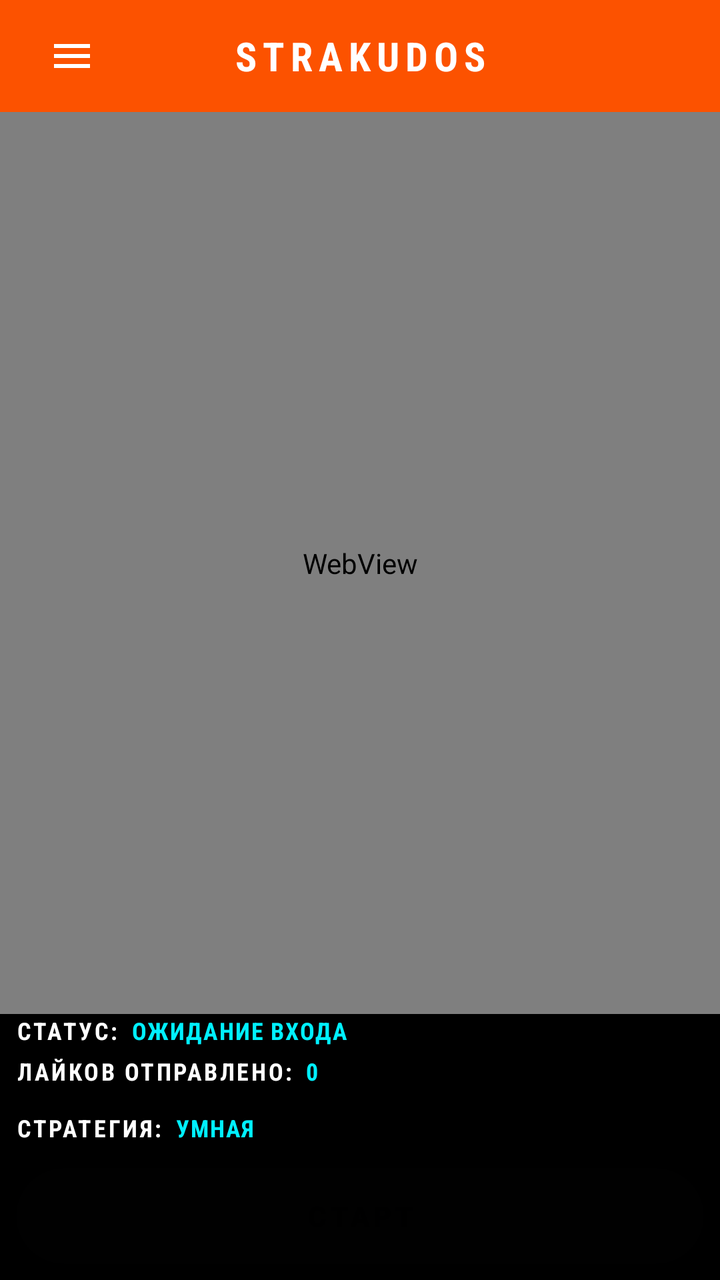
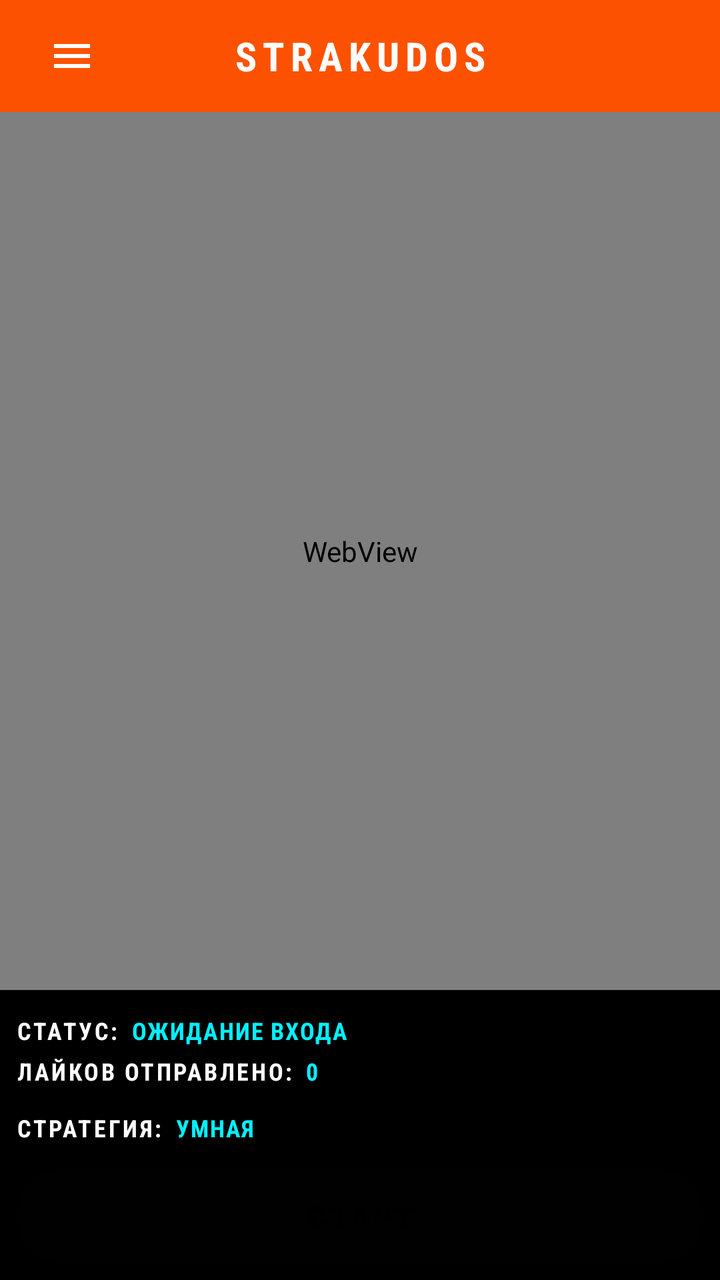

Two renders of the same Android screen: before a commit and after it. Below are the layout's source before the change and the commit's diff.
<!-- AndroidManifest.xml: application theme Theme.StravaKudos -->
<!-- res/layout/activity_main.xml -->
<?xml version="1.0" encoding="utf-8"?>
<androidx.drawerlayout.widget.DrawerLayout
    xmlns:android="http://schemas.android.com/apk/res/android"
    xmlns:app="http://schemas.android.com/apk/res-auto"
    android:id="@+id/drawerLayout"
    android:layout_width="match_parent"
    android:layout_height="match_parent"
    android:background="#000000">

    
    <LinearLayout
        android:layout_width="match_parent"
        android:layout_height="match_parent"
        android:orientation="vertical"
        android:background="#000000">

        
        <LinearLayout
            android:layout_width="match_parent"
            android:layout_height="56dp"
            android:orientation="horizontal"
            android:gravity="center_vertical"
            android:background="#FC5200"
            android:paddingStart="16dp"
            android:paddingEnd="16dp">

            <ImageButton
                android:id="@+id/btnMenu"
                android:layout_width="40dp"
                android:layout_height="40dp"
                android:background="?android:attr/selectableItemBackgroundBorderless"
                android:src="@drawable/ic_menu"
                android:tint="#FFFFFF"
                android:padding="8dp" />

            <TextView
                android:layout_width="0dp"
                android:layout_height="wrap_content"
                android:layout_weight="1"
                android:text="STRAKUDOS"
                android:textColor="#FFFFFF"
                android:textStyle="bold"
                android:textSize="20sp"
                android:gravity="center"
                android:fontFamily="sans-serif-condensed"
                android:letterSpacing="0.15" />

            <View
                android:layout_width="40dp"
                android:layout_height="40dp" />
        </LinearLayout>

        
        <LinearLayout
            android:layout_width="match_parent"
            android:layout_height="0dp"
            android:layout_weight="1"
            android:orientation="vertical">

        
        <FrameLayout
            android:layout_width="match_parent"
            android:layout_height="0dp"
            android:layout_weight="1">

            <android.webkit.WebView
                android:id="@+id/webView"
                android:layout_width="match_parent"
                android:layout_height="match_parent" />

            <View
                android:id="@+id/touchOverlay"
                android:layout_width="match_parent"
                android:layout_height="match_parent"
                android:background="#2200F0FF"
                android:visibility="gone"
                android:clickable="true"
                android:focusable="true" />
        </FrameLayout>

        
        <LinearLayout
            android:layout_width="match_parent"
            android:layout_height="wrap_content"
            android:orientation="vertical"
            android:layout_marginStart="8dp"
            android:layout_marginEnd="8dp"
            android:layout_marginBottom="8dp">

            
            <LinearLayout
                android:layout_width="match_parent"
                android:layout_height="wrap_content"
                android:orientation="horizontal"
                android:gravity="center_vertical"
                android:layout_marginBottom="4dp">

                <TextView
                    android:layout_width="wrap_content"
                    android:layout_height="wrap_content"
                    android:text="СТАТУС:"
                    android:textColor="#FFFFFF"
                    android:textStyle="bold"
                    android:fontFamily="sans-serif-condensed"
                    android:textSize="12sp"
                    android:letterSpacing="0.1" />

                <TextView
                    android:id="@+id/tvStatus"
                    android:layout_width="0dp"
                    android:layout_height="wrap_content"
                    android:layout_weight="1"
                    android:layout_marginStart="6dp"
                    android:text="ОЖИДАНИЕ ВХОДА"
                    android:textColor="#00F0FF"
                    android:textStyle="bold"
                    android:fontFamily="sans-serif-condensed"
                    android:textSize="12sp"
                    android:letterSpacing="0.05" />
            </LinearLayout>

            
            <LinearLayout
                android:layout_width="match_parent"
                android:layout_height="wrap_content"
                android:orientation="horizontal"
                android:gravity="center_vertical"
                android:layout_marginBottom="12dp">

                <TextView
                    android:layout_width="wrap_content"
                    android:layout_height="wrap_content"
                    android:text="ЛАЙКОВ ОТПРАВЛЕНО:"
                    android:textColor="#FFFFFF"
                    android:textStyle="bold"
                    android:fontFamily="sans-serif-condensed"
                    android:textSize="12sp"
                    android:letterSpacing="0.1" />

                <TextView
                    android:id="@+id/tvStats"
                    android:layout_width="0dp"
                    android:layout_height="wrap_content"
                    android:layout_weight="1"
                    android:layout_marginStart="6dp"
                    android:text="0"
                    android:textColor="#00F0FF"
                    android:textStyle="bold"
                    android:fontFamily="sans-serif-condensed"
                    android:textSize="12sp"
                    android:letterSpacing="0.05" />
            </LinearLayout>

            
            <LinearLayout
                android:layout_width="match_parent"
                android:layout_height="wrap_content"
                android:orientation="horizontal"
                android:gravity="center_vertical"
                android:layout_marginBottom="12dp">

                <TextView
                    android:layout_width="wrap_content"
                    android:layout_height="wrap_content"
                    android:text="СТРАТЕГИЯ:"
                    android:textColor="#FFFFFF"
                    android:textStyle="bold"
                    android:fontFamily="sans-serif-condensed"
                    android:textSize="12sp"
                    android:letterSpacing="0.1" />

                <TextView
                    android:id="@+id/tvStrategy"
                    android:layout_width="0dp"
                    android:layout_height="wrap_content"
                    android:layout_weight="1"
                    android:layout_marginStart="6dp"
                    android:text="УМНАЯ"
                    android:textColor="#00F0FF"
                    android:textStyle="bold"
                    android:fontFamily="sans-serif-condensed"
                    android:textSize="12sp"
                    android:letterSpacing="0.05" />
            </LinearLayout>

            
            <Button
                android:id="@+id/btnToggle"
                android:layout_width="match_parent"
                android:layout_height="48dp"
                android:background="@drawable/btn_primary_bg"
                android:enabled="false"
                android:alpha="0.4"
                android:text="СТАРТ"
                android:textColor="#000000"
                android:textStyle="bold"
                android:textSize="14sp"
                android:letterSpacing="0.15"
                android:padding="0dp" />
        </LinearLayout>
        </LinearLayout>
    </LinearLayout>

    
    <com.google.android.material.navigation.NavigationView
        android:id="@+id/navigationView"
        android:layout_width="280dp"
        android:layout_height="match_parent"
        android:layout_gravity="start"
        android:background="#0A0A0A"
        app:itemTextColor="#FFFFFF"
        app:itemIconTint="#FFFFFF"
        app:itemTextAppearance="@style/NavMenuText"
        app:headerLayout="@layout/nav_header"
        app:menu="@menu/nav_menu" />

</androidx.drawerlayout.widget.DrawerLayout>
<!-- res/layout/nav_header.xml (included above) -->
<?xml version="1.0" encoding="utf-8"?>
<LinearLayout xmlns:android="http://schemas.android.com/apk/res/android"
    android:layout_width="match_parent"
    android:layout_height="wrap_content"
    android:background="#0A0A0A"
    android:orientation="vertical"
    android:padding="24dp">

    <TextView
        android:layout_width="match_parent"
        android:layout_height="wrap_content"
        android:text="STRAKUDOS"
        android:textColor="#00F0FF"
        android:textStyle="bold"
        android:textSize="24sp"
        android:fontFamily="sans-serif-condensed"
        android:letterSpacing="0.15" />

    <TextView
        android:layout_width="match_parent"
        android:layout_height="wrap_content"
        android:layout_marginTop="4dp"
        android:text="Автоматизация лайков Strava"
        android:textColor="#88FFFFFF"
        android:textSize="12sp"
        android:fontFamily="sans-serif-condensed" />

    <View
        android:layout_width="match_parent"
        android:layout_height="1dp"
        android:layout_marginTop="16dp"
        android:background="#33FFFFFF" />

</LinearLayout>
<!-- resources referenced by this layout -->
<resources>
  <!-- drawable btn_primary_bg (drawable) -->
  <?xml version="1.0" encoding="utf-8"?>
  <selector xmlns:android="http://schemas.android.com/apk/res/android">
      <item android:state_enabled="false">
          <shape android:shape="rectangle">
              <solid android:color="#444444" />
              <corners android:radius="9999dp" />
          </shape>
      </item>
      <item android:state_pressed="true">
          <shape android:shape="rectangle">
              <solid android:color="#00D0E0" /> 
              <corners android:radius="9999dp" />
          </shape>
      </item>
      <item>
          <shape android:shape="rectangle">
              <solid android:color="#FFFFFF" /> 
              <corners android:radius="9999dp" />
              <stroke
                  android:width="1dp"
                  android:color="#00F0FF" /> 
          </shape>
      </item>
  </selector>
  <!-- drawable ic_menu (drawable) -->
  <?xml version="1.0" encoding="utf-8"?>
  <vector xmlns:android="http://schemas.android.com/apk/res/android"
      android:width="24dp"
      android:height="24dp"
      android:viewportWidth="24"
      android:viewportHeight="24">
      <path
          android:fillColor="#FFFFFF"
          android:pathData="M3,18h18v-2L3,16v2zM3,13h18v-2L3,11v2zM3,6v2h18L21,6L3,6z" />
  </vector>
  <style name="NavMenuText" parent="TextAppearance.Material3.BodyLarge">
          <item name="android:textSize">16sp</item>
          <item name="android:textColor">#FFFFFF</item>
      </style>
  <style name="Theme.StravaKudos" parent="Theme.Material3.DayNight.NoActionBar">
          <item name="colorPrimary">#FC5200</item>
          <item name="colorSecondary">#E64A19</item>
          <item name="android:statusBarColor">#FC5200</item>
      </style>
</resources>

<!-- the commit's change to res/layout/activity_main.xml (unified diff, before → after) -->
@@ -85,7 +85,8 @@
             android:orientation="vertical"
             android:layout_marginStart="8dp"
             android:layout_marginEnd="8dp"
-            android:layout_marginBottom="8dp">
+            android:layout_marginBottom="8dp"
+            android:paddingTop="12dp">
 
             
             <LinearLayout
